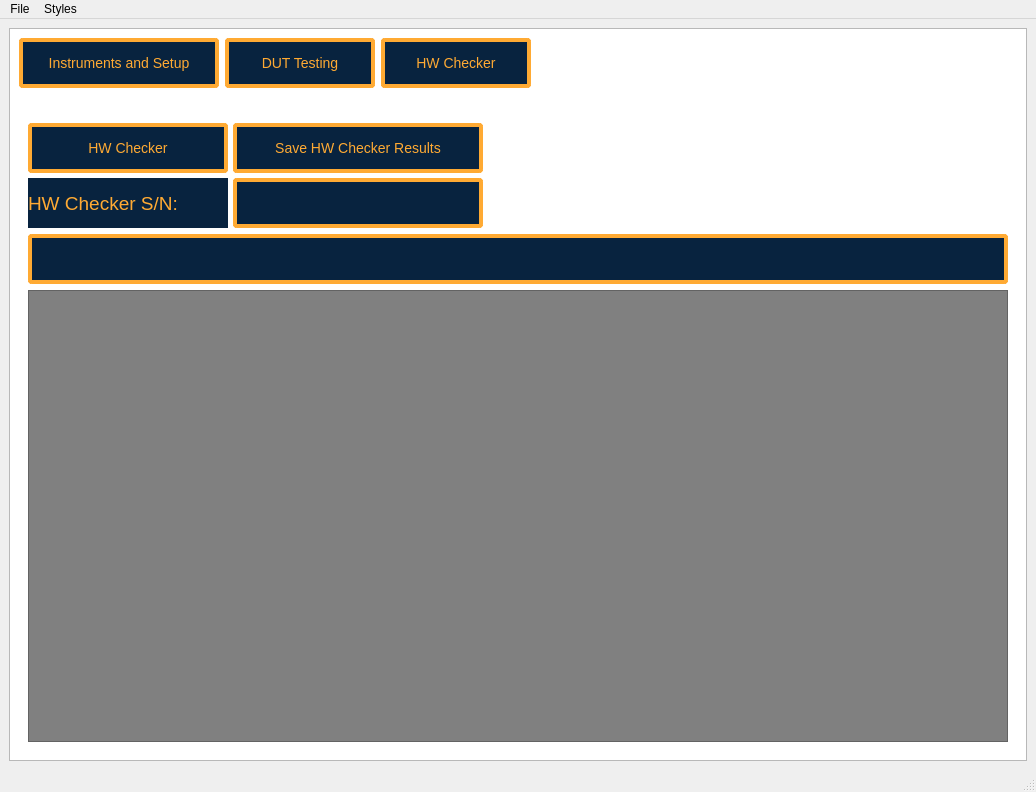
Qt form PWRAutomatedTest/385-0030-TestSet/385-0030-RevD-GUI.ui (ninja-lab/pluto) before a commit.
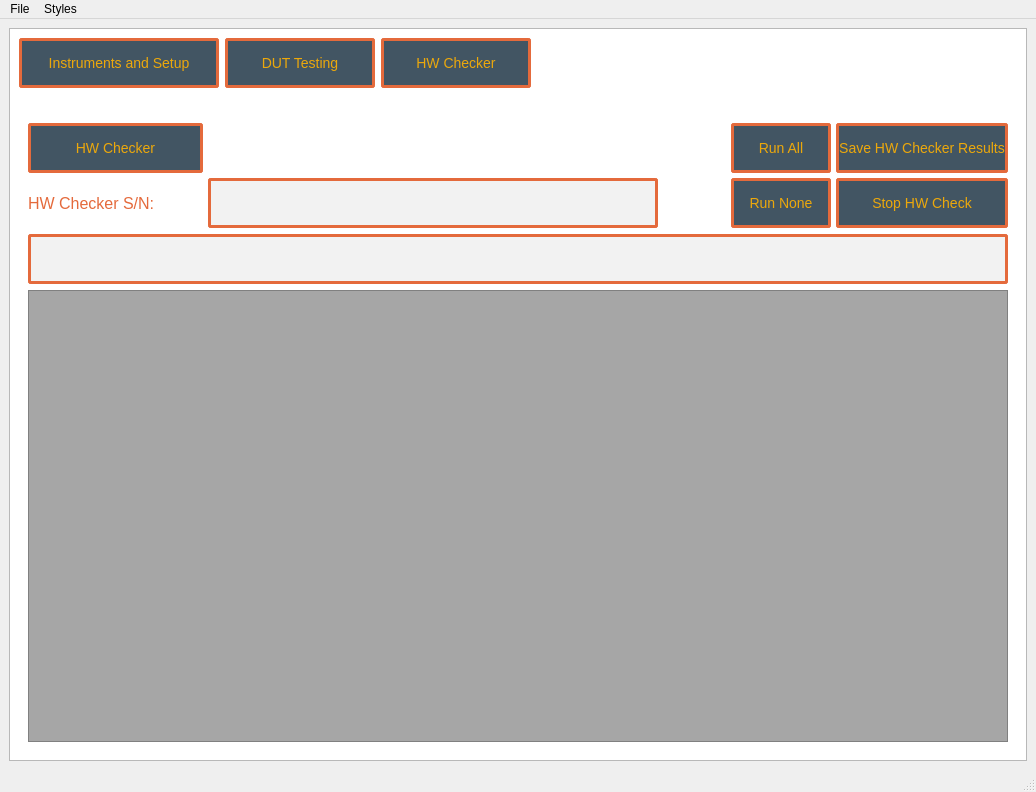
The same form after that commit. Icons and pictures are not drawn.

Commit message:
updated GUI interface colors, added HW checker run all/run none buttons updated pwr board hw checker items on template
updated pwr test gui so that it can properly save hw checker info
added selftester2 hw checker
increased timeout so that it will flag if goes past min limit

```diff
--- a/PWRAutomatedTest/385-0030-TestSet/385-0030-RevD-GUI.ui
+++ b/PWRAutomatedTest/385-0030-TestSet/385-0030-RevD-GUI.ui
@@ -51,7 +51,7 @@
          <x>0</x>
          <y>0</y>
          <width>1012</width>
-         <height>727</height>
+         <height>717</height>
         </rect>
        </property>
        <property name="styleSheet">
@@ -59,48 +59,49 @@
 			background-color: #FFFFFF
 		}    
        LCDNumber {
-            background-color : #08233F;
+            background-color : #425563;
             color : #FFAA33;
-            border: 2px solid #FFBB33;
+            border: 2px solid #E46A3C;
             margin: 2px;       
         
         }
         QLabel {
-            background-color : #08233F;
-            color : #FFAA33;
+            background-color : #FFFFFF;
+            color : #E46A3C;
        
-			font-size: 14pt;
+			font-size: 12pt;
+			
 			qproperty-alignment: AlignCenter;
         }
 	
 		QLineEdit {
-		    background-color : #08233F;
-            color : #FFAA33;
-			border-radius: 4px;
-            border: 4px solid #FFAA33;
+		    background-color : #f2f2f2;
+            color : #E46A3C;
+			border-radius: 3px;
+            border: 3px solid #E46A3C;
 			font-size: 14pt;
 			selection-background-color: darkgray
 		
 		}
 
 	   QPushButton:checked {
-            background-color : #42C2F4;
-            color : #1c030d;
+            background-color : #E46A3C;
+            color : #FFFFFF;
             border-radius: 4px;
-            border: 4px solid #FFAA33;
+            border: 4px solid #E46A3C;
 			font-size: 14px
 		}
 
 	   QPushButton {
-            background-color : #08233F;
-            color : #FFAA33;
-            border-radius: 4px;
-            border: 4px solid #FFAA33;
+            background-color : #425563;
+            color : #eca80b;
+            border-radius: 3px;
+            border: 3px solid #E46A3C;
 			font-size: 14px
 		}
 
 	QTableView {
-			background-color: gray}</string>
+			background-color: #a6a6a6}</string>
        </property>
        <layout class="QGridLayout" name="gridLayout_2">
         <item row="0" column="0">
@@ -499,7 +500,7 @@
              </spacer>
             </item>
             <item>
-             <layout class="QGridLayout" name="gridLayout_6" rowstretch="0,0" columnstretch="0,0,0">
+             <layout class="QGridLayout" name="gridLayout_6" rowstretch="0,0,0" columnstretch="0,0,0,0,0">
               <property name="sizeConstraint">
                <enum>QLayout::SetDefaultConstraint</enum>
               </property>
@@ -518,21 +519,14 @@
               <property name="spacing">
                <number>5</number>
               </property>
-              <item row="1" column="2">
-               <spacer name="horizontalSpacer_5">
-                <property name="orientation">
-                 <enum>Qt::Horizontal</enum>
+              <item row="2" column="3">
+               <widget class="QPushButton" name="RunNoneHWButton">
+                <property name="sizePolicy">
+                 <sizepolicy hsizetype="Minimum" vsizetype="Fixed">
+                  <horstretch>0</horstretch>
+                  <verstretch>0</verstretch>
+                 </sizepolicy>
                 </property>
-                <property name="sizeHint" stdset="0">
-                 <size>
-                  <width>40</width>
-                  <height>20</height>
-                 </size>
-                </property>
-               </spacer>
-              </item>
-              <item row="1" column="0">
-               <widget class="QLabel" name="label_7">
                 <property name="minimumSize">
                  <size>
                   <width>100</width>
@@ -542,50 +536,28 @@
                 <property name="maximumSize">
                  <size>
                   <width>200</width>
-                  <height>100</height>
+                  <height>50</height>
                  </size>
                 </property>
                 <property name="text">
-                 <string>HW Checker S/N:</string>
-                </property>
-               </widget>
-              </item>
-              <item row="1" column="1">
-               <widget class="QLineEdit" name="HWCheckerSerialNumberLineEdit">
-                <property name="maximumSize">
-                 <size>
-                  <width>250</width>
-                  <height>100</height>
-                 </size>
+                 <string>Run None</string>
                 </property>
                </widget>
               </item>
               <item row="0" column="1">
                <layout class="QGridLayout" name="gridLayout_7">
                 <item row="0" column="0">
-                 <widget class="QPushButton" name="SaveHWButton">
-                  <property name="sizePolicy">
-                   <sizepolicy hsizetype="Minimum" vsizetype="Fixed">
-                    <horstretch>0</horstretch>
-                    <verstretch>0</verstretch>
-                   </sizepolicy>
+                 <spacer name="horizontalSpacer_6">
+                  <property name="orientation">
+                   <enum>Qt::Horizontal</enum>
                   </property>
-                  <property name="minimumSize">
+                  <property name="sizeHint" stdset="0">
                    <size>
-                    <width>100</width>
-                    <height>50</height>
+                    <width>40</width>
+                    <height>20</height>
                    </size>
                   </property>
-                  <property name="maximumSize">
-                   <size>
-                    <width>250</width>
-                    <height>100</height>
-                   </size>
-                  </property>
-                  <property name="text">
-                   <string>Save HW Checker Results</string>
-                  </property>
-                 </widget>
+                 </spacer>
                 </item>
                </layout>
               </item>
@@ -602,14 +574,14 @@
                 </property>
                 <property name="minimumSize">
                  <size>
-                  <width>200</width>
+                  <width>100</width>
                   <height>50</height>
                  </size>
                 </property>
                 <property name="maximumSize">
                  <size>
                   <width>200</width>
-                  <height>50</height>
+                  <height>100</height>
                  </size>
                 </property>
                 <property name="layoutDirection">
@@ -620,18 +592,102 @@
                 </property>
                </widget>
               </item>
-              <item row="0" column="2">
-               <spacer name="horizontalSpacer_6">
-                <property name="orientation">
-                 <enum>Qt::Horizontal</enum>
+              <item row="2" column="0">
+               <widget class="QLabel" name="label_7">
+                <property name="minimumSize">
+                 <size>
+                  <width>175</width>
+                  <height>50</height>
+                 </size>
                 </property>
-                <property name="sizeHint" stdset="0">
+                <property name="maximumSize">
                  <size>
-                  <width>40</width>
-                  <height>20</height>
+                  <width>200</width>
+                  <height>100</height>
                  </size>
                 </property>
-               </spacer>
+                <property name="font">
+                 <font>
+                  <pointsize>12</pointsize>
+                 </font>
+                </property>
+                <property name="text">
+                 <string>HW Checker S/N:</string>
+                </property>
+               </widget>
+              </item>
+              <item row="2" column="1">
+               <widget class="QLineEdit" name="HWCheckerSerialNumberLineEdit">
+                <property name="maximumSize">
+                 <size>
+                  <width>450</width>
+                  <height>100</height>
+                 </size>
+                </property>
+               </widget>
+              </item>
+              <item row="0" column="4">
+               <widget class="QPushButton" name="SaveHWButton">
+                <property name="sizePolicy">
+                 <sizepolicy hsizetype="Minimum" vsizetype="Fixed">
+                  <horstretch>0</horstretch>
+                  <verstretch>0</verstretch>
+                 </sizepolicy>
+                </property>
+                <property name="minimumSize">
+                 <size>
+                  <width>100</width>
+                  <height>50</height>
+                 </size>
+                </property>
+                <property name="maximumSize">
+                 <size>
+                  <width>250</width>
+                  <height>100</height>
+                 </size>
+                </property>
+                <property name="text">
+                 <string>Save HW Checker Results</string>
+                </property>
+               </widget>
+              </item>
+              <item row="2" column="4">
+               <widget class="QPushButton" name="StopHWTestButton">
+                <property name="minimumSize">
+                 <size>
+                  <width>150</width>
+                  <height>50</height>
+                 </size>
+                </property>
+                <property name="maximumSize">
+                 <size>
+                  <width>200</width>
+                  <height>100</height>
+                 </size>
+                </property>
+                <property name="text">
+                 <string>Stop HW Check</string>
+                </property>
+               </widget>
+              </item>
+              <item row="0" column="3">
+               <widget class="QPushButton" name="RunAllHWButton">
+                <property name="minimumSize">
+                 <size>
+                  <width>100</width>
+                  <height>50</height>
+                 </size>
+                </property>
+                <property name="maximumSize">
+                 <size>
+                  <width>200</width>
+                  <height>100</height>
+                 </size>
+                </property>
+                <property name="text">
+                 <string>Run All</string>
+                </property>
+               </widget>
               </item>
              </layout>
             </item>
```
Left out of the diff: 12 changed lines with no effect on the pictures. The commit also changes 4 other files.
